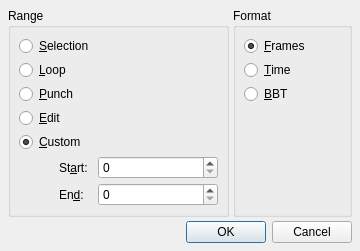
Old version of the form src/qtractorEditRangeForm.ui in the repository rncbc/qtractor.
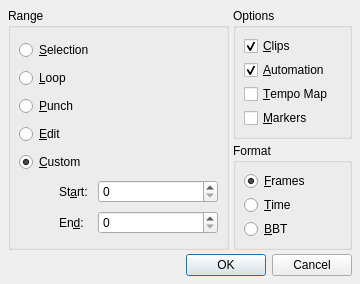
New version of the form. Icons and pictures are not drawn. Custom widgets are drawn as their Qt base class.

Commit message: - Main track-view Edit/Insert,Remove/Range dialog being introduced;   now with Clips, Automation, Tempo Map and Markers options.   (HIGHLY EXPERIMENTAL)

Diff of the .ui file:
```diff
--- a/src/qtractorEditRangeForm.ui
+++ b/src/qtractorEditRangeForm.ui
@@ -46,7 +46,7 @@
    <property name="spacing">
     <number>4</number>
    </property>
-   <item row="0" column="0">
+   <item row="0" column="0" rowspan="2">
     <widget class="QGroupBox" name="RangeGroupBox">
      <property name="title">
       <string>Range</string>
@@ -127,8 +127,8 @@
         </property>
         <property name="sizeHint" stdset="0">
          <size>
-          <width>16</width>
-          <height>16</height>
+		  <width>8</width>
+		  <height>8</height>
          </size>
         </property>
        </spacer>
@@ -182,7 +182,7 @@
      </layout>
     </widget>
    </item>
-   <item row="0" column="1">
+   <item row="1" column="1">
     <widget class="QGroupBox" name="FormatGroupBox">
      <property name="title">
       <string>Format</string>
@@ -228,8 +228,8 @@
         </property>
         <property name="sizeHint" stdset="0">
          <size>
-          <width>16</width>
-          <height>16</height>
+		  <width>8</width>
+		  <height>8</height>
          </size>
         </property>
        </spacer>
@@ -237,6 +237,67 @@
      </layout>
     </widget>
    </item>
+   <item row="0" column="1">
+	<widget class="QGroupBox" name="OptionsGroupBox">
+	 <property name="title">
+	  <string>Options</string>
+	 </property>
+	 <layout class="QVBoxLayout">
+	  <item>
+	   <widget class="QCheckBox" name="ClipsCheckBox">
+		<property name="toolTip">
+		 <string>Apply to clips in range</string>
+		</property>
+		<property name="text">
+		 <string>&amp;Clips</string>
+		</property>
+		<property name="checked">
+		 <bool>true</bool>
+		</property>
+	   </widget>
+	  </item>
+	  <item>
+	   <widget class="QCheckBox" name="AutomationCheckBox">
+		<property name="toolTip">
+		 <string>Apply to Automation nodes in range</string>
+		</property>
+		<property name="text">
+		 <string>&amp;Automation</string>
+		</property>
+		<property name="checked">
+		 <bool>true</bool>
+		</property>
+	   </widget>
+	  </item>
+	  <item>
+	   <widget class="QCheckBox" name="TempoMapCheckBox">
+		<property name="toolTip">
+		 <string>Apply to Tempo Map nodes in range</string>
+		</property>
+		<property name="text">
+		 <string>&amp;Tempo Map</string>
+		</property>
+		<property name="checked">
+		 <bool>false</bool>
+		</property>
+	   </widget>
+	  </item>
+	  <item>
+	   <widget class="QCheckBox" name="MarkersCheckBox">
+		<property name="toolTip">
+		 <string>Apply to location Markers in range</string>
+		</property>
+		<property name="text">
+		 <string>&amp;Markers</string>
+		</property>
+		<property name="checked">
+		 <bool>false</bool>
+		</property>
+	   </widget>
+	  </item>
+	 </layout>
+	</widget>
+   </item>
    <item row="2" column="0" colspan="2">
     <widget class="QDialogButtonBox" name="DialogButtonBox">
      <property name="orientation">
```
Left out of the diff: 6 changed lines with no effect on the pictures. The commit also changes 20 other files.
